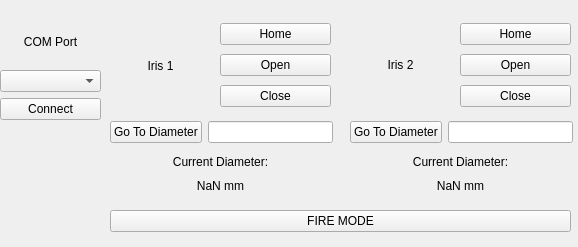
This is devices/Iris/irisWidget.ui in nfbeier/15tw-smartsystem as Qt 5 draws it before an edit. The edited form follows.
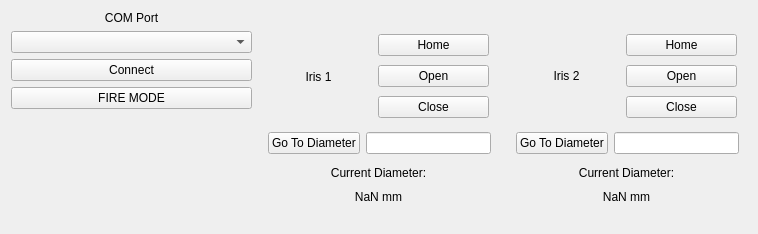
This is the edited form.

Commit message: Added layout to iris gui

```diff
--- a/devices/Iris/irisWidget.ui
+++ b/devices/Iris/irisWidget.ui
@@ -6,35 +6,69 @@
    <rect>
     <x>0</x>
     <y>0</y>
-    <width>578</width>
-    <height>247</height>
+    <width>758</width>
+    <height>234</height>
    </rect>
   </property>
   <property name="windowTitle">
    <string>Form</string>
   </property>
+  <layout class="QHBoxLayout" name="horizontalLayout_3">
+   <item>
+    <layout class="QVBoxLayout" name="verticalLayout">
+     <property name="spacing">
+      <number>6</number>
+     </property>
+     <item>
+      <widget class="QLabel" name="ComPortLabel">
+       <property name="sizePolicy">
+        <sizepolicy hsizetype="Preferred" vsizetype="Preferred">
+         <horstretch>0</horstretch>
+         <verstretch>0</verstretch>
+        </sizepolicy>
+       </property>
+       <property name="text">
+        <string>COM Port</string>
+       </property>
+       <property name="alignment">
+        <set>Qt::AlignCenter</set>
+       </property>
+      </widget>
+     </item>
+     <item>
+      <widget class="QComboBox" name="ComPortSelectBox"/>
+     </item>
+     <item>
+      <widget class="QPushButton" name="comPortConnectButton">
+       <property name="text">
+        <string>Connect</string>
+       </property>
+      </widget>
+     </item>
+     <item>
   <widget class="QPushButton" name="fireButton">
-   <property name="geometry">
-    <rect>
-     <x>110</x>
-     <y>210</y>
-     <width>461</width>
-     <height>22</height>
-    </rect>
-   </property>
    <property name="text">
     <string>FIRE MODE</string>
    </property>
   </widget>
+     </item>
+     <item>
+      <spacer name="verticalSpacer">
+       <property name="orientation">
+        <enum>Qt::Vertical</enum>
+       </property>
+       <property name="sizeHint" stdset="0">
+        <size>
+         <width>20</width>
+         <height>40</height>
+        </size>
+       </property>
+      </spacer>
+     </item>
+    </layout>
+   </item>
+   <item>
   <widget class="QWidget" name="IrisWidget" native="true">
-   <property name="geometry">
-    <rect>
-     <x>100</x>
-     <y>0</y>
-     <width>241</width>
-     <height>200</height>
-    </rect>
-   </property>
    <widget class="QWidget" name="layoutWidget">
     <property name="geometry">
      <rect>
@@ -149,15 +183,9 @@
     </layout>
    </widget>
   </widget>
+   </item>
+   <item>
   <widget class="QWidget" name="IrisWidget_2" native="true">
-   <property name="geometry">
-    <rect>
-     <x>340</x>
-     <y>0</y>
-     <width>241</width>
-     <height>200</height>
-    </rect>
-   </property>
    <widget class="QWidget" name="layoutWidget_4">
     <property name="geometry">
      <rect>
@@ -272,38 +300,8 @@
     </layout>
    </widget>
   </widget>
-  <widget class="QWidget" name="layoutWidget_9">
-   <property name="geometry">
-    <rect>
-     <x>0</x>
-     <y>20</y>
-     <width>101</width>
-     <height>100</height>
-    </rect>
-   </property>
-   <layout class="QVBoxLayout" name="verticalLayout">
-    <item>
-     <widget class="QLabel" name="ComPortLabel">
-      <property name="text">
-       <string>COM Port</string>
-      </property>
-      <property name="alignment">
-       <set>Qt::AlignCenter</set>
-      </property>
-     </widget>
-    </item>
-    <item>
-     <widget class="QComboBox" name="ComPortSelectBox"/>
-    </item>
-    <item>
-     <widget class="QPushButton" name="comPortConnectButton">
-      <property name="text">
-       <string>Connect</string>
-      </property>
-     </widget>
-    </item>
-   </layout>
-  </widget>
+   </item>
+  </layout>
  </widget>
  <resources/>
  <connections/>
```
Lines whose indentation alone changed are shown as unchanged. The commit also changes 1 other file.
